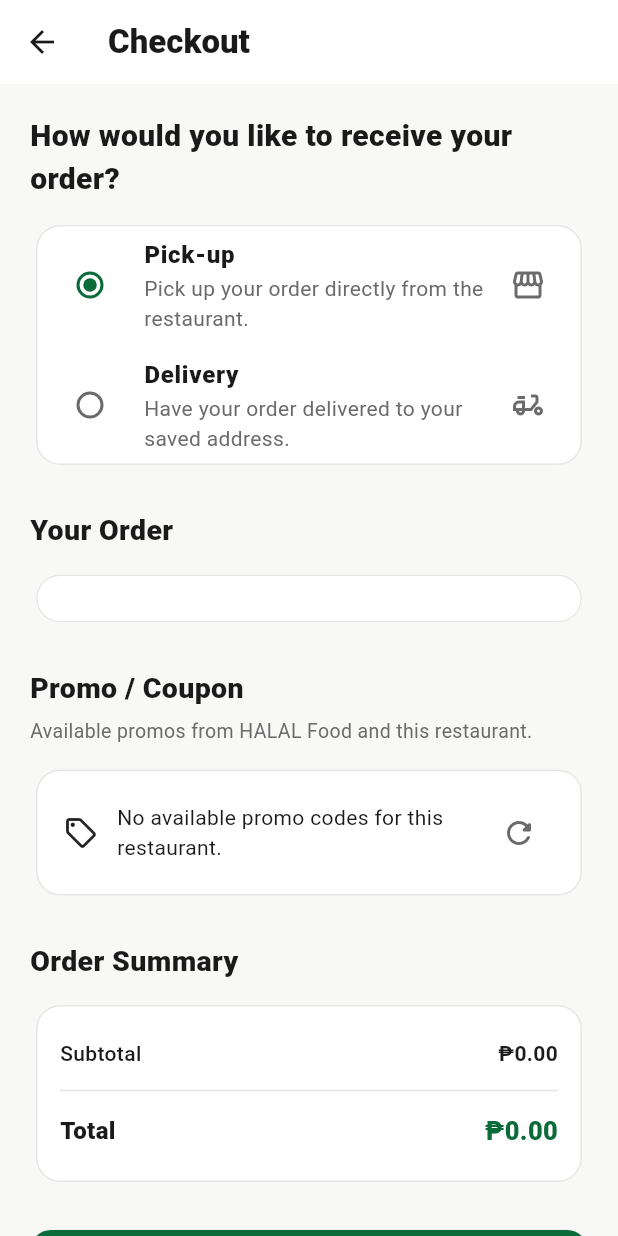
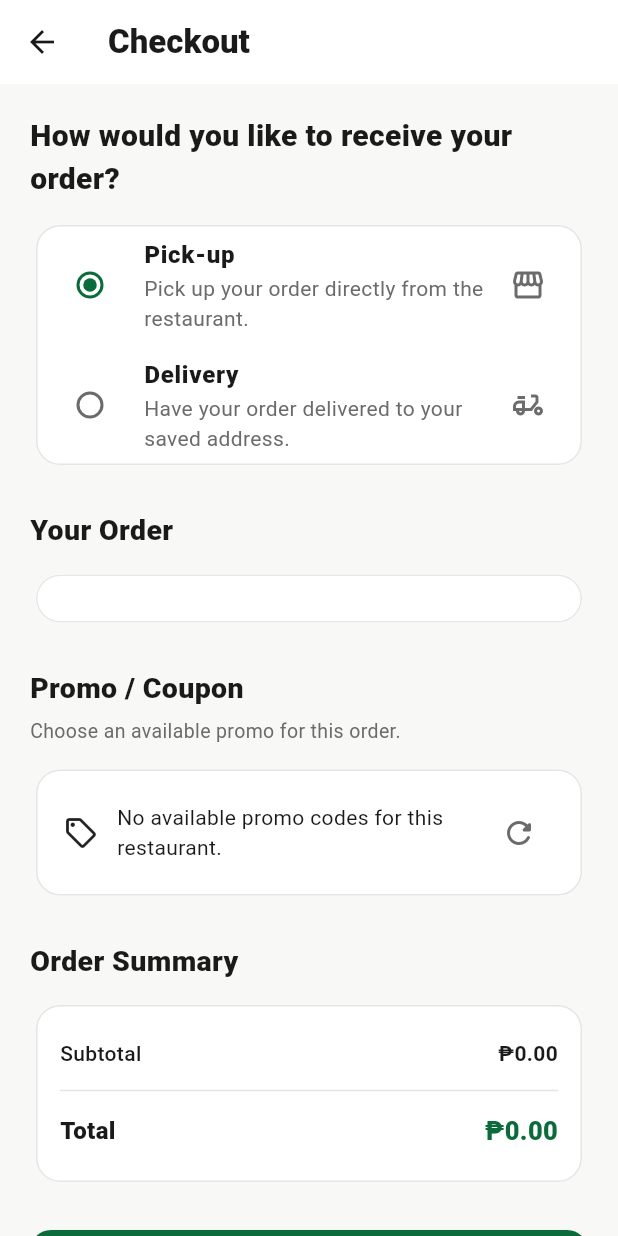
Before and after one commit to royalguard14/HalalFood, a Flutter app: the CheckoutScreen screen opened directly with empty values, after a tap on "Pick-up", on a phone screen of 412 x 824 dp. Run offline on Flutter 3.47's test engine with Material 3 defaults, Android fonts, the phone set to English and light mode, and no system bars; our stand-ins replace flutter_dotenv, geolocator, image_picker, supabase_flutter; accounts and stored records are empty.

Commit message:
Replace checkout promo tiles with dropdown

```diff
--- a/lib/features/checkout/screens/checkout_screen.dart
+++ b/lib/features/checkout/screens/checkout_screen.dart
@@ -700,6 +700,10 @@ class _PromoSection extends StatelessWidget {
 
   @override
   Widget build(BuildContext context) {
+    final selected = selectedPromo;
+    final selectedMeetsMinimum =
+        selected == null || subtotal >= selected.minimumOrder;
+
     return Column(
       crossAxisAlignment: CrossAxisAlignment.start,
       children: [
@@ -709,7 +713,7 @@ class _PromoSection extends StatelessWidget {
         ),
         const SizedBox(height: 6),
         const Text(
-          'Available promos from HALAL Food and this restaurant.',
+          'Choose an available promo for this order.',
           style: TextStyle(fontSize: 13, color: HalalFoodTheme.textSecondary),
         ),
         const SizedBox(height: 12),
@@ -740,99 +744,128 @@ class _PromoSection extends StatelessWidget {
               ),
             ),
           )
-        else
+        else ...[
+          Card(
+            child: Padding(
+              padding: const EdgeInsets.symmetric(horizontal: 14, vertical: 4),
+              child: DropdownButtonFormField<String>(
+                initialValue: selected?.id,
+                isExpanded: true,
+                decoration: const InputDecoration(
+                  labelText: 'Select Promo / Coupon',
+                  border: InputBorder.none,
+                  prefixIcon: Icon(Icons.local_offer_outlined),
+                ),
+                items: [
+                  const DropdownMenuItem<String>(
+                    value: null,
+                    child: Text('No promo'),
+                  ),
                   ...promos.map((promo) {
-            final selected = selectedPromo?.id == promo.id;
-            final discount = promo.calculateDiscount(subtotal);
                     final meetsMinimum = subtotal >= promo.minimumOrder;
-            return Padding(
-              padding: const EdgeInsets.only(bottom: 10),
-              child: InkWell(
-                onTap: meetsMinimum ? () => onSelect(selected ? null : promo) : null,
-                borderRadius: BorderRadius.circular(16),
-                child: Container(
+                    return DropdownMenuItem<String>(
+                      value: promo.id,
+                      enabled: meetsMinimum,
+                      child: Text(
+                        '${promo.title} • ${promo.code} • ${promo.discountLabel}',
+                        overflow: TextOverflow.ellipsis,
+                      ),
+                    );
+                  }),
+                ],
+                onChanged: (id) {
+                  if (id == null) {
+                    onSelect(null);
+                    return;
+                  }
+
+                  final promo = promos.firstWhere(
+                    (item) => item.id == id,
+                  );
+
+                  if (subtotal < promo.minimumOrder) {
+                    ScaffoldMessenger.of(context).showSnackBar(
+                      SnackBar(
+                        content: Text(
+                          'Minimum order for ${promo.code} is '
+                          '₱${promo.minimumOrder.toStringAsFixed(2)}.',
+                        ),
+                      ),
+                    );
+                    return;
+                  }
+
+                  onSelect(promo);
+                },
+              ),
+            ),
+          ),
+          if (selected != null) ...[
+            const SizedBox(height: 10),
+            Card(
+              child: Padding(
                 padding: const EdgeInsets.all(14),
-                  decoration: BoxDecoration(
-                    borderRadius: BorderRadius.circular(16),
-                    border: Border.all(
-                      color: selected
-                          ? HalalFoodTheme.primaryGreen
-                          : Theme.of(context).dividerColor,
-                      width: selected ? 2 : 1,
-                    ),
-                    color: selected
-                        ? HalalFoodTheme.primaryGreen.withValues(alpha: 0.05)
-                        : null,
-                  ),
-                  child: Row(
-                    crossAxisAlignment: CrossAxisAlignment.start,
-                    children: [
-                      Icon(
-                        selected
-                            ? Icons.radio_button_checked
-                            : Icons.radio_button_off,
-                        color: selected
-                            ? HalalFoodTheme.primaryGreen
-                            : HalalFoodTheme.textSecondary,
-                      ),
-                      const SizedBox(width: 12),
-                      Expanded(
                 child: Column(
                   crossAxisAlignment: CrossAxisAlignment.start,
                   children: [
                     Row(
                       children: [
+                        const Icon(
+                          Icons.local_offer_rounded,
+                          size: 20,
+                          color: HalalFoodTheme.primaryGreen,
+                        ),
+                        const SizedBox(width: 8),
                         Expanded(
                           child: Text(
-                                    promo.title,
-                                    style: const TextStyle(fontWeight: FontWeight.w800),
-                                  ),
-                                ),
-                                Container(
-                                  padding: const EdgeInsets.symmetric(horizontal: 8, vertical: 4),
-                                  decoration: BoxDecoration(
-                                    color: HalalFoodTheme.primaryGreen.withValues(alpha: 0.10),
-                                    borderRadius: BorderRadius.circular(20),
-                                  ),
-                                  child: Text(
-                                    promo.discountLabel,
+                            selected.title,
                             style: const TextStyle(
-                                      fontSize: 10,
+                              fontWeight: FontWeight.w800,
+                            ),
+                          ),
+                        ),
+                        Text(
+                          selected.discountLabel,
+                          style: const TextStyle(
                             fontWeight: FontWeight.w800,
                             color: HalalFoodTheme.primaryGreen,
                           ),
                         ),
-                                ),
-                              ],
-                            ),
-                            const SizedBox(height: 5),
+                      ],
+                    ),
+                    const SizedBox(height: 6),
                     Text(
-                              promo.code,
+                      selected.code,
                       style: const TextStyle(fontWeight: FontWeight.w700),
                     ),
-                            if (promo.description != null && promo.description!.trim().isNotEmpty) ...[
-                              const SizedBox(height: 4),
+                    if (selected.description != null &&
+                        selected.description!.trim().isNotEmpty) ...[
+                      const SizedBox(height: 8),
                       Text(
-                                promo.description!.trim(),
-                                style: const TextStyle(fontSize: 12, color: HalalFoodTheme.textSecondary),
-                              ),
-                            ],
-                            const SizedBox(height: 5),
+                        selected.description!.trim(),
+                        style: const TextStyle(
+                          fontSize: 13,
+                          height: 1.35,
+                          color: HalalFoodTheme.textSecondary,
+                        ),
+                      ),
+                    ],
+                    const SizedBox(height: 8),
                     Text(
-                              promo.minimumOrder > 0
-                                  ? 'Minimum order: ₱' + promo.minimumOrder.toStringAsFixed(2)
+                      selected.minimumOrder > 0
+                          ? 'Minimum order: ₱${selected.minimumOrder.toStringAsFixed(2)}'
                           : 'No minimum order',
                       style: TextStyle(
                         fontSize: 12,
-                                color: meetsMinimum
+                        color: selectedMeetsMinimum
                             ? HalalFoodTheme.textSecondary
                             : Colors.redAccent,
                       ),
                     ),
-                            if (selected && discount > 0) ...[
-                              const SizedBox(height: 5),
+                    if (promoDiscount > 0) ...[
+                      const SizedBox(height: 8),
                       Text(
-                                'Discount: -₱' + discount.toStringAsFixed(2),
+                        'Discount: -₱${promoDiscount.toStringAsFixed(2)}',
                         style: const TextStyle(
                           fontSize: 13,
                           fontWeight: FontWeight.w800,
@@ -843,12 +876,9 @@ class _PromoSection extends StatelessWidget {
                   ],
                 ),
               ),
-                    ],
-                  ),
-                ),
-              ),
-            );
-          }),
+            ),
+          ],
+        ],
       ],
     );
   }
```
Lines whose indentation alone changed are shown as unchanged.
